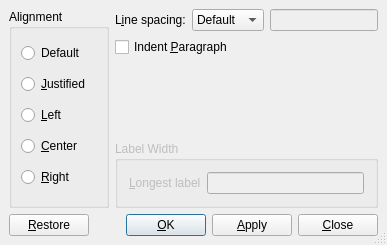
Old version of the form src/frontends/qt4/ui/ParagraphUi.ui in the repository cburschka/lyx.
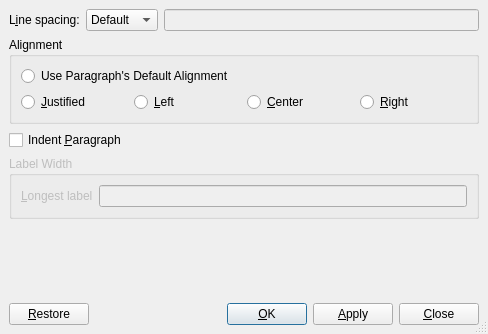
New version of the form.

Commit message: Fix some issues with the paragraph settings dialog. The main change is that we distinguish between the "Default" alignment and whatever that default happens to be: I.e., so far as the code goes, the UI now distinguishes LYX_ALIGN_LAYOUT from LYX_ALIGN_WHATEVER, when WHATEVER happens to be the default. So you can explicitly force, say, left-align, and that will stick between document classes.

The edit to the form file:
```diff
--- a/src/frontends/qt4/ui/ParagraphUi.ui
+++ b/src/frontends/qt4/ui/ParagraphUi.ui
@@ -8,8 +8,8 @@
    <rect>
     <x>0</x>
     <y>0</y>
-    <width>387</width>
-    <height>245</height>
+    <width>488</width>
+    <height>334</height>
    </rect>
   </property>
   <property name="sizePolicy" >
@@ -36,73 +36,122 @@
    <property name="spacing" >
     <number>6</number>
    </property>
-   <item rowspan="4" row="0" column="0" >
-    <widget class="QGroupBox" name="aligmentGB" >
-     <property name="sizePolicy" >
-      <sizepolicy>
-       <hsizetype>3</hsizetype>
-       <vsizetype>5</vsizetype>
-       <horstretch>0</horstretch>
-       <verstretch>0</verstretch>
-      </sizepolicy>
+   <item row="4" column="0" >
+    <spacer>
+     <property name="orientation" >
+      <enum>Qt::Vertical</enum>
      </property>
-     <property name="title" >
-      <string>Alignment</string>
+     <property name="sizeHint" >
+      <size>
+       <width>20</width>
+       <height>31</height>
+      </size>
      </property>
-     <layout class="QGridLayout" >
-      <property name="margin" >
-       <number>9</number>
-      </property>
-      <property name="spacing" >
-       <number>6</number>
-      </property>
-      <item row="3" column="0" >
-       <widget class="QRadioButton" name="alignCenterRB" >
-        <property name="text" >
-         <string>&amp;Center</string>
-        </property>
-       </widget>
-      </item>
-      <item row="4" column="0" >
-       <widget class="QRadioButton" name="alignRightRB" >
-        <property name="text" >
-         <string>&amp;Right</string>
-        </property>
-       </widget>
-      </item>
-      <item row="2" column="0" >
-       <widget class="QRadioButton" name="alignLeftRB" >
-        <property name="text" >
-         <string>&amp;Left</string>
-        </property>
-       </widget>
-      </item>
-      <item row="1" column="0" >
-       <widget class="QRadioButton" name="alignJustRB" >
-        <property name="text" >
-         <string>&amp;Justified</string>
-        </property>
-       </widget>
-      </item>
-      <item row="0" column="0" >
-       <widget class="QRadioButton" name="alignDefaultRB" >
-        <property name="font" >
-         <font>
-          <italic>false</italic>
-         </font>
-        </property>
-        <property name="toolTip" >
-         <string>Use the default alignment for this paragraph, whatever it is.</string>
-        </property>
-        <property name="text" >
-         <string>Default</string>
-        </property>
-       </widget>
-      </item>
-     </layout>
-    </widget>
+    </spacer>
    </item>
-   <item row="0" column="1" >
+   <item row="2" column="0" >
+    <layout class="QHBoxLayout" >
+     <property name="margin" >
+      <number>0</number>
+     </property>
+     <property name="spacing" >
+      <number>6</number>
+     </property>
+     <item>
+      <widget class="QCheckBox" name="indentCB" >
+       <property name="text" >
+        <string>Indent &amp;Paragraph</string>
+       </property>
+      </widget>
+     </item>
+     <item>
+      <spacer>
+       <property name="orientation" >
+        <enum>Qt::Horizontal</enum>
+       </property>
+       <property name="sizeType" >
+        <enum>QSizePolicy::Expanding</enum>
+       </property>
+       <property name="sizeHint" >
+        <size>
+         <width>20</width>
+         <height>20</height>
+        </size>
+       </property>
+      </spacer>
+     </item>
+    </layout>
+   </item>
+   <item row="5" column="0" >
+    <layout class="QHBoxLayout" >
+     <property name="margin" >
+      <number>0</number>
+     </property>
+     <property name="spacing" >
+      <number>6</number>
+     </property>
+     <item>
+      <widget class="QPushButton" name="restorePB" >
+       <property name="text" >
+        <string>&amp;Restore</string>
+       </property>
+       <property name="autoDefault" >
+        <bool>false</bool>
+       </property>
+      </widget>
+     </item>
+     <item>
+      <spacer>
+       <property name="orientation" >
+        <enum>Qt::Horizontal</enum>
+       </property>
+       <property name="sizeType" >
+        <enum>QSizePolicy::Expanding</enum>
+       </property>
+       <property name="sizeHint" >
+        <size>
+         <width>20</width>
+         <height>20</height>
+        </size>
+       </property>
+      </spacer>
+     </item>
+     <item>
+      <widget class="QPushButton" name="okPB" >
+       <property name="text" >
+        <string>&amp;OK</string>
+       </property>
+       <property name="autoDefault" >
+        <bool>false</bool>
+       </property>
+       <property name="default" >
+        <bool>true</bool>
+       </property>
+      </widget>
+     </item>
+     <item>
+      <widget class="QPushButton" name="applyPB" >
+       <property name="text" >
+        <string>&amp;Apply</string>
+       </property>
+       <property name="autoDefault" >
+        <bool>false</bool>
+       </property>
+      </widget>
+     </item>
+     <item>
+      <widget class="QPushButton" name="closePB" >
+       <property name="text" >
+        <string>&amp;Close</string>
+       </property>
+       <property name="autoDefault" >
+        <bool>false</bool>
+       </property>
+      </widget>
+     </item>
+    </layout>
+   </item>
+   <item row="0" column="0" >
     <layout class="QHBoxLayout" >
      <property name="margin" >
       <number>0</number>
@@ -158,63 +207,91 @@
      </item>
     </layout>
    </item>
-   <item row="2" column="1" >
-    <spacer>
-     <property name="orientation" >
-      <enum>Qt::Vertical</enum>
+   <item row="1" column="0" >
+    <widget class="QGroupBox" name="aligmentGB" >
+     <property name="sizePolicy" >
+      <sizepolicy>
+       <hsizetype>3</hsizetype>
+       <vsizetype>5</vsizetype>
+       <horstretch>0</horstretch>
+       <verstretch>0</verstretch>
+      </sizepolicy>
      </property>
-     <property name="sizeHint" >
-      <size>
-       <width>249</width>
-       <height>31</height>
-      </size>
+     <property name="title" >
+      <string>Alignment</string>
      </property>
-    </spacer>
+     <layout class="QGridLayout" >
+      <property name="margin" >
+       <number>9</number>
+      </property>
+      <property name="spacing" >
+       <number>6</number>
+      </property>
+      <item row="0" column="0" colspan="4" >
+       <widget class="QRadioButton" name="alignDefaultRB" >
+        <property name="font" >
+         <font>
+          <italic>false</italic>
+         </font>
+        </property>
+        <property name="toolTip" >
+         <string>Use the default alignment for this paragraph, whatever it is.</string>
+        </property>
+        <property name="text" >
+         <string>Use Paragraph's Default Alignment</string>
+        </property>
+       </widget>
+      </item>
+      <item row="1" column="3" >
+       <widget class="QRadioButton" name="alignRightRB" >
+        <property name="text" >
+         <string>&amp;Right</string>
+        </property>
+       </widget>
+      </item>
+      <item row="1" column="1" >
+       <widget class="QRadioButton" name="alignLeftRB" >
+        <property name="text" >
+         <string>&amp;Left</string>
+        </property>
+       </widget>
+      </item>
+      <item row="1" column="2" >
+       <widget class="QRadioButton" name="alignCenterRB" >
+        <property name="text" >
+         <string>&amp;Center</string>
+        </property>
+       </widget>
+      </item>
+      <item row="1" column="0" >
+       <widget class="QRadioButton" name="alignJustRB" >
+        <property name="text" >
+         <string>&amp;Justified</string>
+        </property>
+       </widget>
+      </item>
+     </layout>
+    </widget>
    </item>
-   <item row="1" column="1" >
-    <layout class="QHBoxLayout" >
-     <property name="margin" >
-      <number>0</number>
-     </property>
-     <property name="spacing" >
-      <number>6</number>
-     </property>
-     <item>
-      <widget class="QCheckBox" name="indentCB" >
-       <property name="text" >
-        <string>Indent &amp;Paragraph</string>
-       </property>
-      </widget>
-     </item>
-     <item>
-      <spacer>
-       <property name="orientation" >
-        <enum>Qt::Horizontal</enum>
-       </property>
-       <property name="sizeType" >
-        <enum>QSizePolicy::Expanding</enum>
-       </property>
-       <property name="sizeHint" >
-        <size>
-         <width>20</width>
-         <height>20</height>
-        </size>
-       </property>
-      </spacer>
-     </item>
-    </layout>
-   </item>
-   <item row="3" column="1" >
+   <item row="3" column="0" >
     <widget class="QGroupBox" name="labelwidthGB" >
      <property name="enabled" >
       <bool>false</bool>
      </property>
+     <property name="sizePolicy" >
+      <sizepolicy>
+       <hsizetype>5</hsizetype>
+       <vsizetype>1</vsizetype>
+       <horstretch>0</horstretch>
+       <verstretch>0</verstretch>
+      </sizepolicy>
+     </property>
      <property name="title" >
       <string>Label Width</string>
      </property>
      <layout class="QGridLayout" >
       <property name="margin" >
-       <number>11</number>
+       <number>9</number>
       </property>
       <property name="spacing" >
        <number>6</number>
@@ -242,75 +319,6 @@
      </layout>
     </widget>
    </item>
-   <item row="4" column="0" colspan="2" >
-    <layout class="QHBoxLayout" >
-     <property name="margin" >
-      <number>0</number>
-     </property>
-     <property name="spacing" >
-      <number>6</number>
-     </property>
-     <item>
-      <widget class="QPushButton" name="restorePB" >
-       <property name="text" >
-        <string>&amp;Restore</string>
-       </property>
-       <property name="autoDefault" >
-        <bool>false</bool>
-       </property>
-      </widget>
-     </item>
-     <item>
-      <spacer>
-       <property name="orientation" >
-        <enum>Qt::Horizontal</enum>
-       </property>
-       <property name="sizeType" >
-        <enum>QSizePolicy::Expanding</enum>
-       </property>
-       <property name="sizeHint" >
-        <size>
-         <width>20</width>
-         <height>20</height>
-        </size>
-       </property>
-      </spacer>
-     </item>
-     <item>
-      <widget class="QPushButton" name="okPB" >
-       <property name="text" >
-        <string>&amp;OK</string>
-       </property>
-       <property name="autoDefault" >
-        <bool>false</bool>
-       </property>
-       <property name="default" >
-        <bool>true</bool>
-       </property>
-      </widget>
-     </item>
-     <item>
-      <widget class="QPushButton" name="applyPB" >
-       <property name="text" >
-        <string>&amp;Apply</string>
-       </property>
-       <property name="autoDefault" >
-        <bool>false</bool>
-       </property>
-      </widget>
-     </item>
-     <item>
-      <widget class="QPushButton" name="closePB" >
-       <property name="text" >
-        <string>&amp;Close</string>
-       </property>
-       <property name="autoDefault" >
-        <bool>false</bool>
-       </property>
-      </widget>
-     </item>
-    </layout>
-   </item>
   </layout>
  </widget>
  <tabstops>
```
The commit also changes 7 other files.
